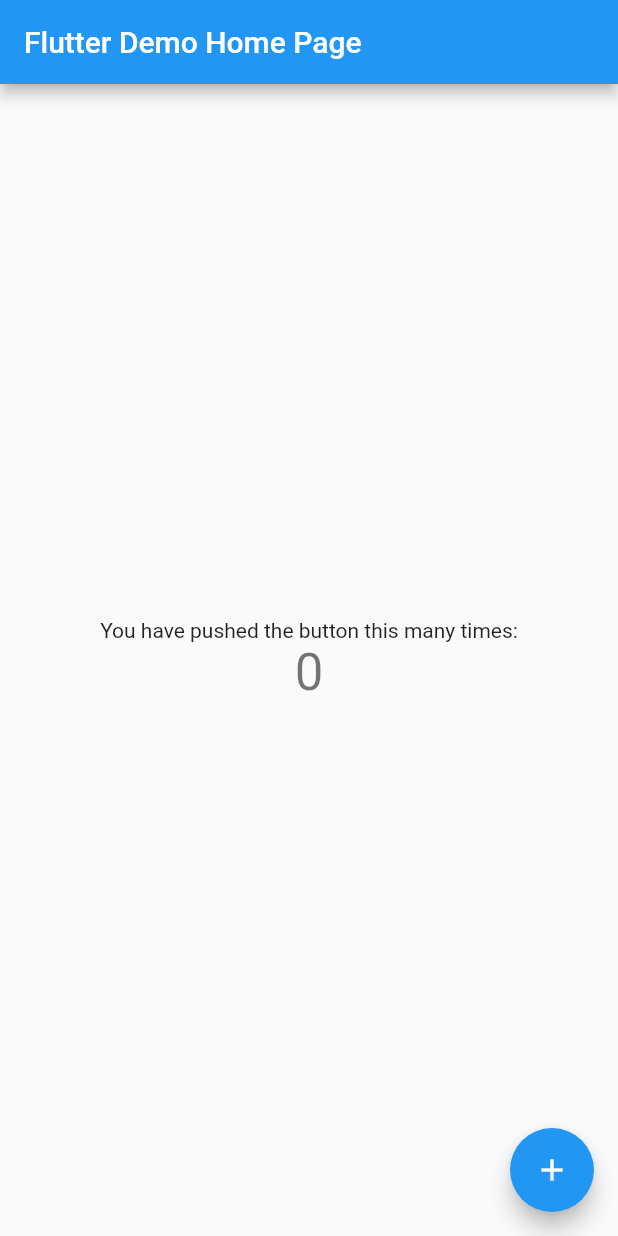
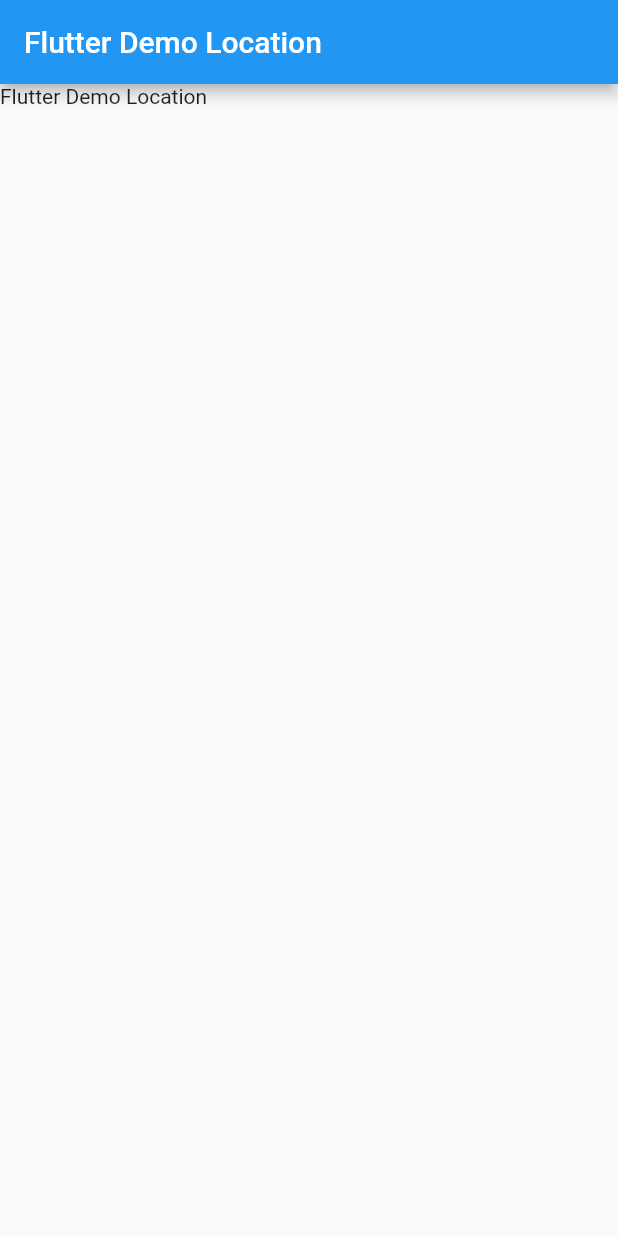
Before and after one commit to andersoncoimbra/flutter_location, a Flutter app: the screen it shows after launch, on a phone screen of 412 x 824 dp. Run offline on Flutter 3.47's test engine with Material 2 defaults, Android fonts, the phone set to English and light mode, and no system bars.

Commit message:
Configuração inicial de main.dart

```diff
--- a/lib/main.dart
+++ b/lib/main.dart
@@ -7,40 +7,20 @@ void main() {
 class MyApp extends StatelessWidget {
   const MyApp({Key? key}) : super(key: key);
 
-  // This widget is the root of your application.
   @override
   Widget build(BuildContext context) {
     return MaterialApp(
-      title: 'Flutter Demo',
+      title: 'Flutter Lotation',
       theme: ThemeData(
-        // This is the theme of your application.
-        //
-        // Try running your application with "flutter run". You'll see the
-        // application has a blue toolbar. Then, without quitting the app, try
-        // changing the primarySwatch below to Colors.green and then invoke
-        // "hot reload" (press "r" in the console where you ran "flutter run",
-        // or simply save your changes to "hot reload" in a Flutter IDE).
-        // Notice that the counter didn't reset back to zero; the application
-        // is not restarted.
         primarySwatch: Colors.blue,
       ),
-      home: const MyHomePage(title: 'Flutter Demo Home Page'),
+      home: const MyHomePage(title: 'Flutter Demo Location'),
     );
   }
 }
 
 class MyHomePage extends StatefulWidget {
   const MyHomePage({Key? key, required this.title}) : super(key: key);
-
-  // This widget is the home page of your application. It is stateful, meaning
-  // that it has a State object (defined below) that contains fields that affect
-  // how it looks.
-
-  // This class is the configuration for the state. It holds the values (in this
-  // case the title) provided by the parent (in this case the App widget) and
-  // used by the build method of the State. Fields in a Widget subclass are
-  // always marked "final".
-
   final String title;
 
   @override
@@ -48,68 +28,13 @@ class MyHomePage extends StatefulWidget {
 }
 
 class _MyHomePageState extends State<MyHomePage> {
-  int _counter = 0;
-
-  void _incrementCounter() {
-    setState(() {
-      // This call to setState tells the Flutter framework that something has
-      // changed in this State, which causes it to rerun the build method below
-      // so that the display can reflect the updated values. If we changed
-      // _counter without calling setState(), then the build method would not be
-      // called again, and so nothing would appear to happen.
-      _counter++;
-    });
-  }
-
   @override
   Widget build(BuildContext context) {
-    // This method is rerun every time setState is called, for instance as done
-    // by the _incrementCounter method above.
-    //
-    // The Flutter framework has been optimized to make rerunning build methods
-    // fast, so that you can just rebuild anything that needs updating rather
-    // than having to individually change instances of widgets.
     return Scaffold(
       appBar: AppBar(
-        // Here we take the value from the MyHomePage object that was created by
-        // the App.build method, and use it to set our appbar title.
         title: Text(widget.title),
       ),
-      body: Center(
-        // Center is a layout widget. It takes a single child and positions it
-        // in the middle of the parent.
-        child: Column(
-          // Column is also a layout widget. It takes a list of children and
-          // arranges them vertically. By default, it sizes itself to fit its
-          // children horizontally, and tries to be as tall as its parent.
-          //
-          // Invoke "debug painting" (press "p" in the console, choose the
-          // "Toggle Debug Paint" action from the Flutter Inspector in Android
-          // Studio, or the "Toggle Debug Paint" command in Visual Studio Code)
-          // to see the wireframe for each widget.
-          //
-          // Column has various properties to control how it sizes itself and
-          // how it positions its children. Here we use mainAxisAlignment to
-          // center the children vertically; the main axis here is the vertical
-          // axis because Columns are vertical (the cross axis would be
-          // horizontal).
-          mainAxisAlignment: MainAxisAlignment.center,
-          children: <Widget>[
-            const Text(
-              'You have pushed the button this many times:',
-            ),
-            Text(
-              '$_counter',
-              style: Theme.of(context).textTheme.headline4,
-            ),
-          ],
-        ),
-      ),
-      floatingActionButton: FloatingActionButton(
-        onPressed: _incrementCounter,
-        tooltip: 'Increment',
-        child: const Icon(Icons.add),
-      ), // This trailing comma makes auto-formatting nicer for build methods.
+      body: Text(widget.title),
     );
   }
 }
```
